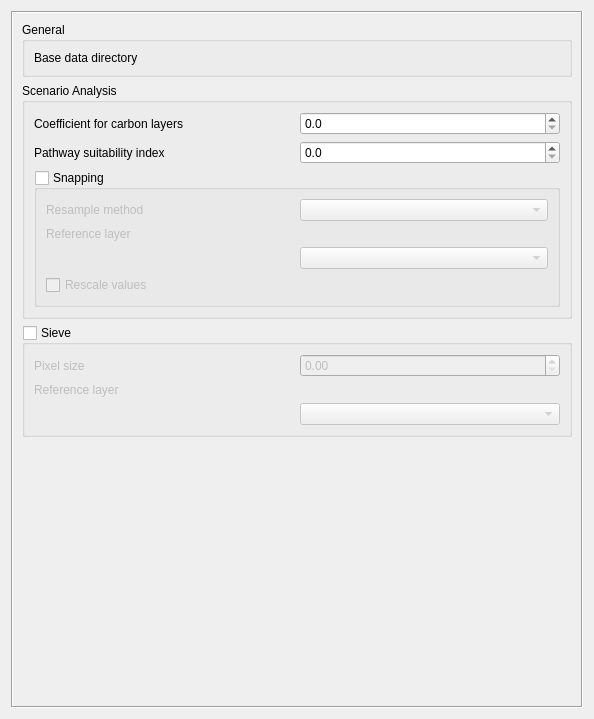
The window that src/cplus_plugin/ui/cplus_settings.ui (ConservationInternational/cplus-plugin) describes before a commit, drawn with Qt 5.
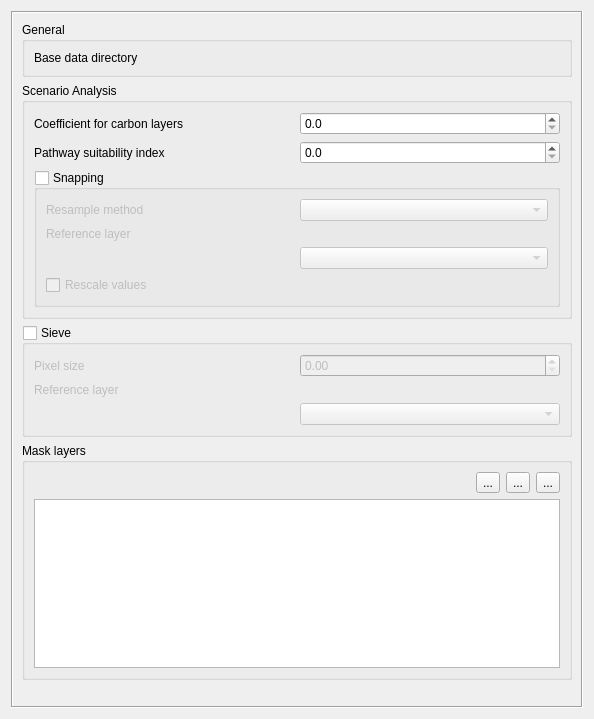
The same window after the commit. Custom widgets are drawn as their Qt base class.

Commit message: added mask layers group box and components

The edit to the form file:
```diff
--- a/src/cplus_plugin/ui/cplus_settings.ui
+++ b/src/cplus_plugin/ui/cplus_settings.ui
@@ -249,6 +249,77 @@
          </layout>
         </widget>
        </item>
+       <item>
+        <widget class="QgsCollapsibleGroupBox" name="mask_layers_box">
+         <property name="title">
+          <string>Mask layers</string>
+         </property>
+         <property name="collapsed">
+          <bool>false</bool>
+         </property>
+         <property name="saveCheckedState">
+          <bool>false</bool>
+         </property>
+         <layout class="QGridLayout" name="gridLayout_3">
+          <item row="0" column="0">
+           <spacer name="horizontalSpacer_2">
+            <property name="orientation">
+             <enum>Qt::Horizontal</enum>
+            </property>
+            <property name="sizeHint" stdset="0">
+             <size>
+              <width>367</width>
+              <height>20</height>
+             </size>
+            </property>
+           </spacer>
+          </item>
+          <item row="0" column="1">
+           <widget class="QToolButton" name="btn_add_mask">
+            <property name="toolTip">
+             <string>Add carbon layer</string>
+            </property>
+            <property name="text">
+             <string>...</string>
+            </property>
+           </widget>
+          </item>
+          <item row="0" column="2">
+           <widget class="QToolButton" name="btn_edit_mask">
+            <property name="toolTip">
+             <string>Edit carbon layer</string>
+            </property>
+            <property name="text">
+             <string>...</string>
+            </property>
+           </widget>
+          </item>
+          <item row="0" column="3">
+           <widget class="QToolButton" name="btn_delete_mask">
+            <property name="toolTip">
+             <string>Remove carbon layer</string>
+            </property>
+            <property name="text">
+             <string>...</string>
+            </property>
+           </widget>
+          </item>
+          <item row="1" column="0" colspan="4">
+           <widget class="QListView" name="lst_mask_layers">
+            <property name="editTriggers">
+             <set>QAbstractItemView::NoEditTriggers</set>
+            </property>
+            <property name="selectionMode">
+             <enum>QAbstractItemView::ExtendedSelection</enum>
+            </property>
+            <property name="selectionBehavior">
+             <enum>QAbstractItemView::SelectRows</enum>
+            </property>
+           </widget>
+          </item>
+         </layout>
+        </widget>
+       </item>
        <item>
         <spacer name="scroll_area_vspacer">
          <property name="orientation">
```
